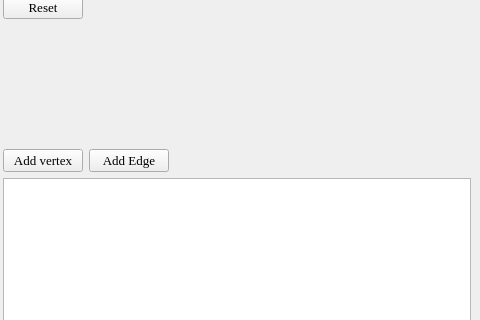
The window that src/mainwindow.ui (Vigiv/GraphConstructor) describes before a commit, drawn with Qt 5; both pictures show x 480 to 960 and y 91 to 411 of the 960 by 540 pixel window.
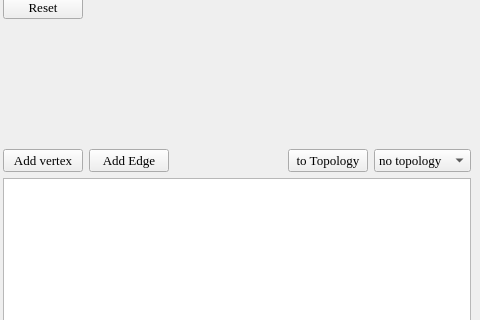
The same window after the commit.

```diff
--- a/src/mainwindow.ui
+++ b/src/mainwindow.ui
@@ -184,6 +184,44 @@
             </property>
            </spacer>
           </item>
+          <item>
+           <widget class="QPushButton" name="toTopologyBtn">
+            <property name="font">
+             <font>
+              <family>Times New Roman</family>
+              <pointsize>10</pointsize>
+             </font>
+            </property>
+            <property name="text">
+             <string>to Topology</string>
+            </property>
+           </widget>
+          </item>
+          <item>
+           <widget class="QComboBox" name="topologyBox">
+            <property name="font">
+             <font>
+              <family>Times New Roman</family>
+              <pointsize>10</pointsize>
+             </font>
+            </property>
+            <item>
+             <property name="text">
+              <string>no topology</string>
+             </property>
+            </item>
+            <item>
+             <property name="text">
+              <string>star</string>
+             </property>
+            </item>
+            <item>
+             <property name="text">
+              <string>circle</string>
+             </property>
+            </item>
+           </widget>
+          </item>
          </layout>
         </item>
         <item>
```
